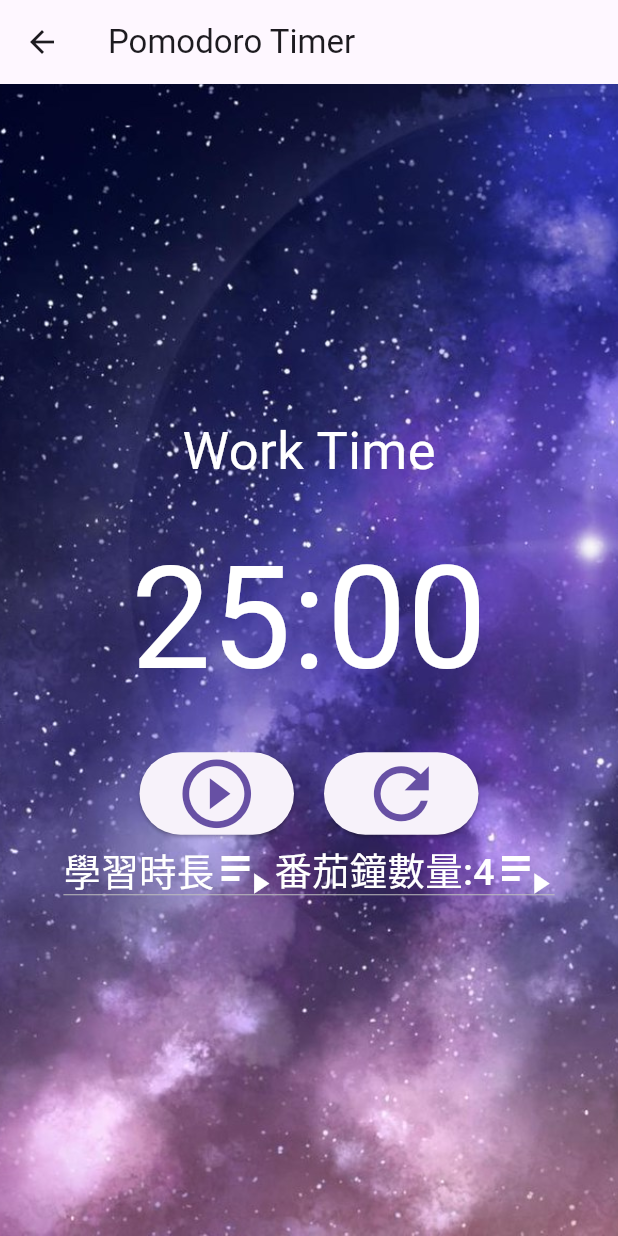
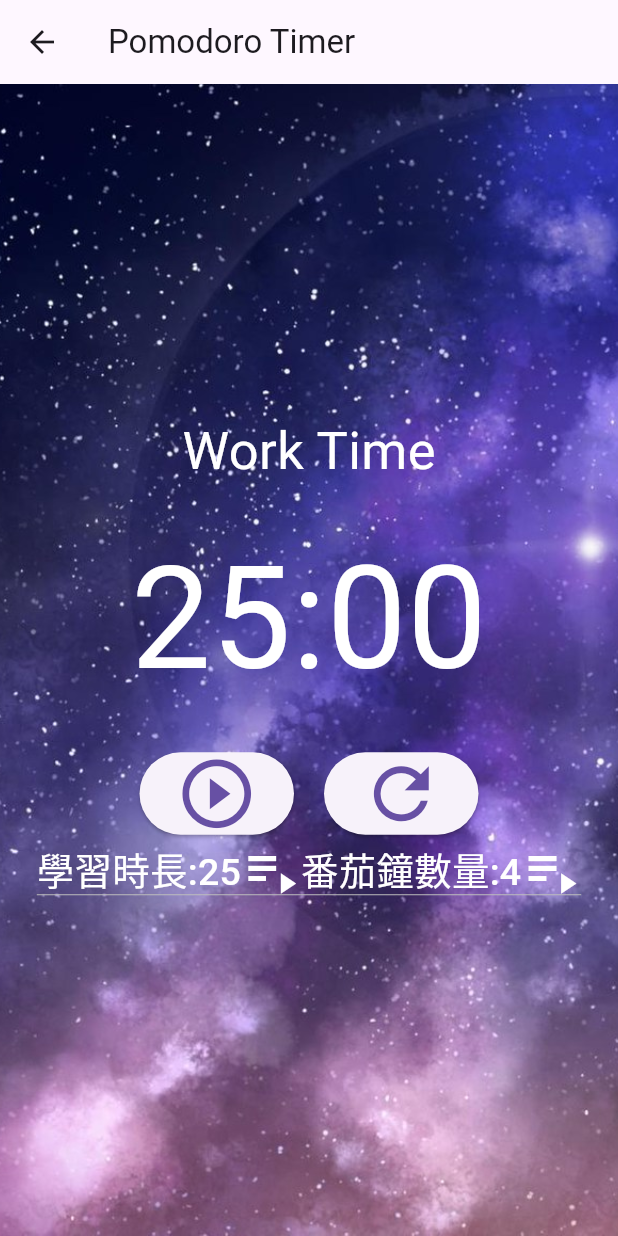
Before and after one commit to hhhh514/times, a Flutter app: the screen it shows after launch, in the side drawer, after a tap on "學習時鐘", on a phone screen of 412 x 824 dp. Run offline on Flutter 3.47's test engine with Material 3 defaults, Android fonts, the phone set to English and light mode, and no system bars; our stand-ins replace audioplayers, dropdown_button2, sqflite, table_calendar; accounts and stored records are empty.

Commit message:
Update tomato.dart

```diff
--- a/lib/studycloock/tomato.dart
+++ b/lib/studycloock/tomato.dart
@@ -207,13 +207,14 @@ class _PomodoroTimerState extends State<PomodoroTimer> {
               children:
               [
                 DropdownButton(icon: Icon(Icons.playlist_play_sharp), iconSize: 40, iconEnabledColor: Colors.white,
-                  hint: Text('學習時長',style:TextStyle(fontSize:25,color: Colors.white)),
+                  hint: Text('學習時長:'+GetTime().toString(),style:TextStyle(fontSize:25,color: Colors.white)),
 
                   items: [
                     DropdownMenuItem(child: Text('15'), value: 15), DropdownMenuItem(child: Text('20'), value: 20),
                     DropdownMenuItem(child: Text('25'), value: 25)
                   ], onChanged: (value) {
                     setState(() {
+                      Text('學習時長:'+GetTime().toString(),style:TextStyle(fontSize:25,color: Colors.white));
                       istesting=false;
                       startTimer();
                     });
@@ -228,9 +229,9 @@ class _PomodoroTimerState extends State<PomodoroTimer> {
                     DropdownMenuItem(child: Text('2'), value: 2), DropdownMenuItem(child: Text('3'), value: 3),
                     DropdownMenuItem(child: Text('4'), value: 4)
                   ], onChanged: (value) {
-                  setState(() {
-                    Text('番茄鐘數量:'+GetCounter().toString(),style:TextStyle(fontSize:25,color: Colors.white));
-                  });
+                    setState(() {
+                      Text('番茄鐘數量:'+GetCounter().toString(),style:TextStyle(fontSize:25,color: Colors.white));
+                    });
                     return SetCounter(value);
                   },
                 ),
```
